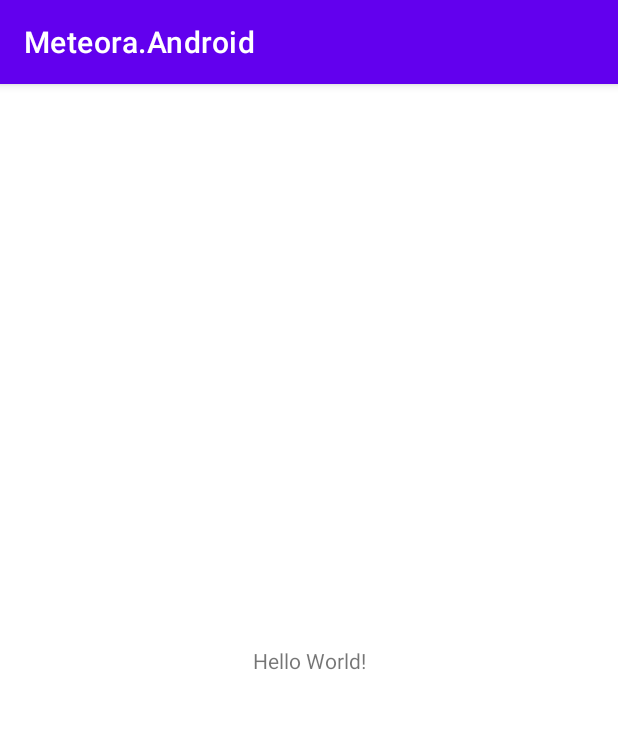
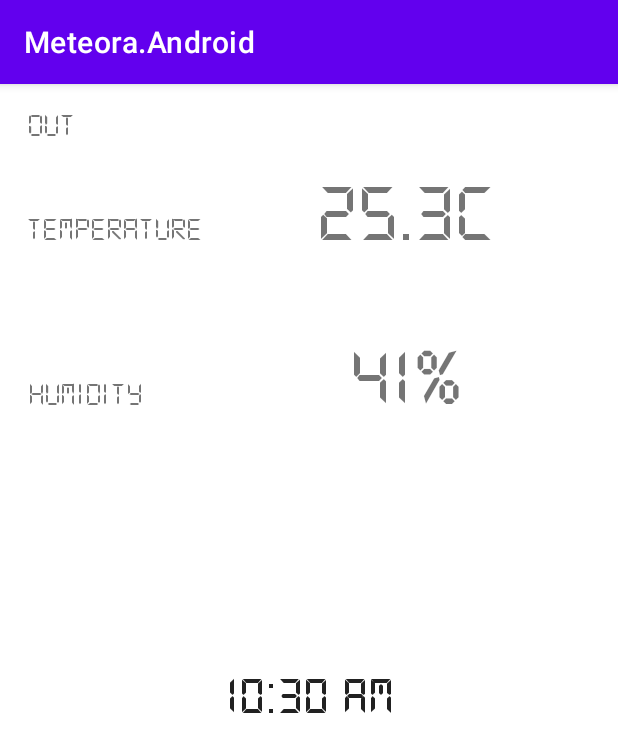
Before and after one commit to Ledrunning/WiFiOutdoorSensor, an Android app: the screen it shows after launch (MainActivity), on a phone screen of 412 x 824 dp. Shown: the top 752 px of the screen. Run offline under Robolectric (Android 15) with nearby library versions, the phone set to English and light mode, and no system bars; 1 statement that could not run was skipped.

Commit message:
Added font and clock

```diff
--- a/MeteoraAndroid/app/build.gradle
+++ b/MeteoraAndroid/app/build.gradle
@@ -8,7 +8,7 @@ android {
 
     defaultConfig {
         applicationId "com.example.meteoraandroid"
-        minSdkVersion 16
+        minSdkVersion 17
         targetSdkVersion 30
         versionCode 1
         versionName "1.0"
--- /dev/null
+++ b/MeteoraAndroid/app/src/main/java/com/example/meteoraandroid/CustomTextClock.java
@@ -0,0 +1,51 @@
+package com.example.meteoraandroid;
+
+import android.content.Context;
+import android.os.Build;
+import android.util.AttributeSet;
+import android.widget.TextClock;
+
+import androidx.annotation.RequiresApi;
+
+public class CustomTextClock extends TextClock {
+
+    public CustomTextClock(Context context) {
+        super(context);
+        setLocaleDateFormat();
+        this.setDesigningText();
+    }
+
+    public CustomTextClock(Context context, AttributeSet attrs) {
+        super(context, attrs);
+        setLocaleDateFormat();
+        this.setDesigningText();
+    }
+
+    public CustomTextClock(Context context, AttributeSet attrs, int defStyleAttr) {
+        super(context, attrs, defStyleAttr);
+        setLocaleDateFormat();
+        this.setDesigningText();
+    }
+
+    @RequiresApi(api = Build.VERSION_CODES.LOLLIPOP)
+    public CustomTextClock(Context context, AttributeSet attrs, int defStyleAttr, int defStyleRes) {
+        super(context, attrs, defStyleAttr, defStyleRes);
+        setLocaleDateFormat();
+        this.setDesigningText();
+    }
+
+    private void setDesigningText() {
+        // The default text is displayed when designing the interface.
+        this.setText("11:30:00");
+    }
+
+    @Override
+    protected void onAttachedToWindow() {
+        try {
+            super.onAttachedToWindow();
+        } catch(Exception e)  {
+        }
+    }
+
+
+}
--- a/MeteoraAndroid/app/src/main/res/layout/activity_main.xml
+++ b/MeteoraAndroid/app/src/main/res/layout/activity_main.xml
@@ -9,10 +9,91 @@
     <TextView
         android:layout_width="wrap_content"
         android:layout_height="wrap_content"
-        android:text="Hello World!"
+        android:text="OUT"
+        android:textSize="22dp"
+        android:fontFamily="@font/ds_digi"
         app:layout_constraintBottom_toBottomOf="parent"
+        app:layout_constraintHorizontal_bias="0.047"
         app:layout_constraintLeft_toLeftOf="parent"
         app:layout_constraintRight_toRightOf="parent"
-        app:layout_constraintTop_toTopOf="parent" />
+        app:layout_constraintTop_toTopOf="parent"
+        app:layout_constraintVertical_bias="0.022" />
+
+    <TextView
+        android:id="@+id/textView"
+        android:layout_width="wrap_content"
+        android:layout_height="wrap_content"
+        android:fontFamily="@font/ds_digi"
+        android:text="Temperature"
+        android:textSize="22dp"
+        app:layout_constraintBottom_toBottomOf="parent"
+        app:layout_constraintHorizontal_bias="0.059"
+        app:layout_constraintLeft_toLeftOf="parent"
+        app:layout_constraintRight_toRightOf="parent"
+        app:layout_constraintTop_toTopOf="parent"
+        app:layout_constraintVertical_bias="0.115" />
+
+    <TextView
+        android:id="@+id/textView3"
+        android:layout_width="wrap_content"
+        android:layout_height="wrap_content"
+        android:fontFamily="@font/ds_digi"
+        android:text="Humidity"
+        android:textSize="22dp"
+        app:layout_constraintBottom_toBottomOf="parent"
+        app:layout_constraintHorizontal_bias="0.056"
+        app:layout_constraintLeft_toLeftOf="parent"
+        app:layout_constraintRight_toRightOf="parent"
+        app:layout_constraintTop_toTopOf="parent"
+        app:layout_constraintVertical_bias="0.263" />
+
+    <TextView
+        android:layout_width="200dp"
+        android:layout_height="86dp"
+        android:gravity="center_horizontal"
+        android:fontFamily="@font/ds_digi"
+        android:text="25.3C"
+        android:textAlignment="center"
+        android:textSize="55dp"
+        app:layout_constraintBottom_toBottomOf="parent"
+        app:layout_constraintHorizontal_bias="0.805"
+        app:layout_constraintLeft_toLeftOf="parent"
+        app:layout_constraintRight_toRightOf="parent"
+        app:layout_constraintTop_toTopOf="parent"
+        app:layout_constraintVertical_bias="0.086" />
+
+    <TextView
+        android:id="@+id/textView2"
+        android:layout_width="200dp"
+        android:layout_height="86dp"
+        android:gravity="center_horizontal"
+        android:fontFamily="@font/ds_digi"
+        android:text="41%"
+        android:textAlignment="center"
+        android:textSize="55dp"
+        app:layout_constraintBottom_toBottomOf="parent"
+        app:layout_constraintHorizontal_bias="0.805"
+        app:layout_constraintLeft_toLeftOf="parent"
+        app:layout_constraintRight_toRightOf="parent"
+        app:layout_constraintTop_toTopOf="parent"
+        app:layout_constraintVertical_bias="0.246" />
+
+    <com.example.meteoraandroid.CustomTextClock
+        android:id="@+id/textClock"
+        android:layout_width="306dp"
+        android:layout_height="150dp"
+        android:layout_marginStart="20dp"
+        android:layout_marginTop="100dp"
+        android:layout_marginEnd="20dp"
+        android:layout_marginBottom="200dp"
+        android:format12Hour="@null"
+        android:format24Hour="dd MMM yyyy k:mm:ss"
+        android:textAlignment="center"
+        android:fontFamily="@font/ds_digi"
+        android:textSize="35dp"
+        app:layout_constraintBottom_toBottomOf="parent"
+        app:layout_constraintEnd_toEndOf="parent"
+        app:layout_constraintStart_toStartOf="parent"
+        app:layout_constraintTop_toBottomOf="@+id/textView2" />
 
 </androidx.constraintlayout.widget.ConstraintLayout>
--- /dev/null
+++ b/MeteoraAndroid/app/src/main/res/layout/clock.xml
@@ -0,0 +1,6 @@
+<?xml version="1.0" encoding="utf-8"?>
+<androidx.constraintlayout.widget.ConstraintLayout xmlns:android="http://schemas.android.com/apk/res/android"
+    android:layout_width="match_parent"
+    android:layout_height="match_parent">
+
+</androidx.constraintlayout.widget.ConstraintLayout>
--- a/MeteoraAndroid/build.gradle
+++ b/MeteoraAndroid/build.gradle
@@ -14,10 +14,10 @@ buildscript {
 
 allprojects {
     repositories {
+        maven { url 'https://maven.aliyun.com/repository/google/' }                // <----------- ADDED MIRROR
         google()
         mavenCentral()
-        jcenter() // Warning: this repository is going to shut down soon
-    }
+   }
 }
 
 task clean(type: Delete) {
```
Also changed, not shown: MeteoraAndroid/app/src/main/res/font/ds_digi.TTF (added), MeteoraAndroid/app/src/main/res/font/ds_digib.TTF (added), MeteoraAndroid/app/src/main/res/font/ds_digii.TTF (added), MeteoraAndroid/app/src/main/res/font/ds_digit.TTF (added).
